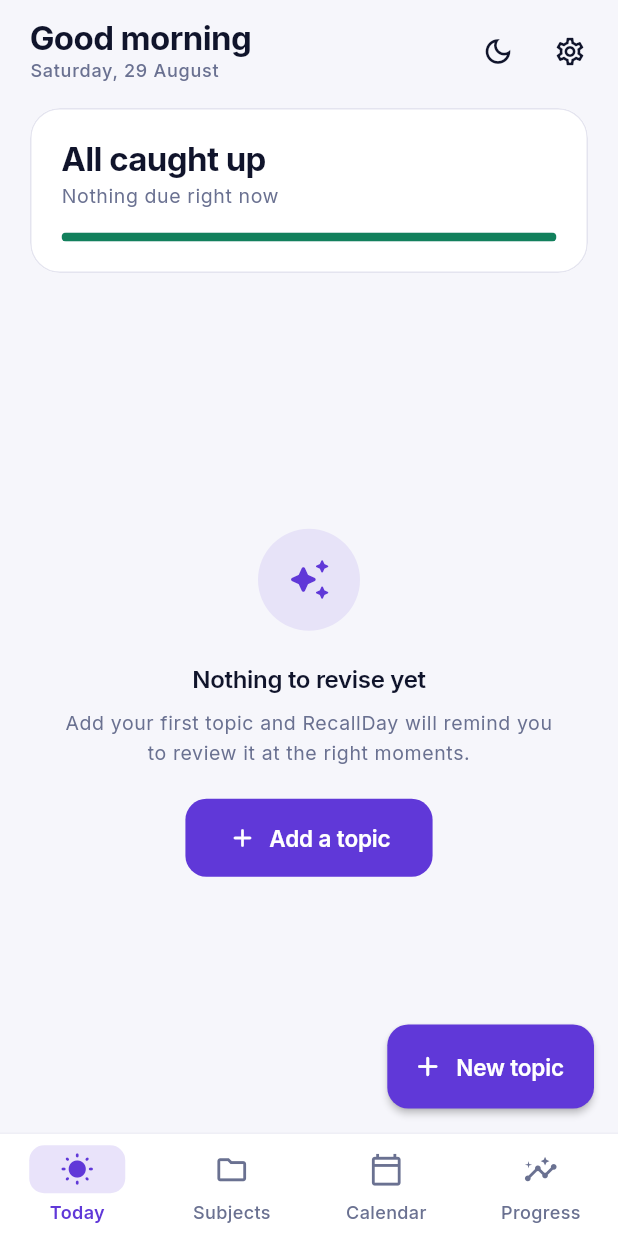
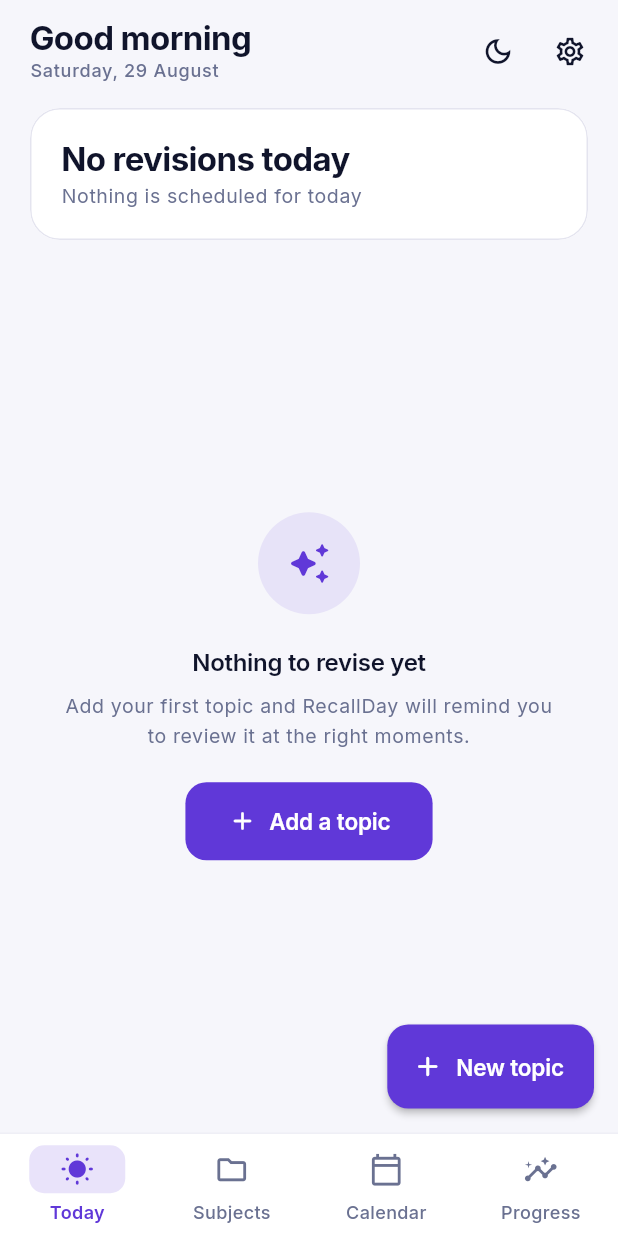
Before and after one commit to Ragul-personal/RecallDay, a Flutter app: the screen it shows after launch, on a phone screen of 412 x 824 dp. Run offline on Flutter 3.47's test engine with Material 3 defaults, Android fonts, the phone set to English and light mode, and no system bars; drawn by our look-alikes of flutter_animate; our stand-ins replace equatable, file_picker, fl_chart, flutter_local_notifications, flutter_markdown_plus, flutter_riverpod and 12 more; missing offline and left inert: workmanager; accounts and stored records are empty.

Commit message:
Fix Reset all data; three states on the Today card
Reset appeared to do nothing: Hive's Box.clear() empties the box without
emitting change events, so box.watch() never fired and every screen kept
rendering data that was already deleted until the app restarted. Now
deletes by key, which notifies watchers. It also removes attachment
files, which were left orphaned on disk, and rewrites the automatic
snapshot so the next launch doesn't offer to restore exactly what was
just deleted.

Today's header had two states where it needed three. With nothing
scheduled it claimed "All caught up", taking credit for a day that asked
nothing of the user. Now: "N to revise" when work remains, "All caught
up" only after something was actually completed, and "No revisions
today" otherwise — with the progress bar hidden in that last case, since
a full bar would read as an achievement too.

Co-Authored-By: Claude Sonnet 5 <noreply@anthropic.com>
Claude-Session: https://claude.ai/code/session_01PKExP6MsDmFrBjyKkKRsZc

```diff
--- a/lib/presentation/pages/today_page.dart
+++ b/lib/presentation/pages/today_page.dart
@@ -151,7 +151,11 @@ class _DayProgressCard extends StatelessWidget {
 
     final total = pending + doneToday;
     final progress = total == 0 ? 1.0 : doneToday / total;
-    final allDone = pending == 0;
+    // Three distinct states, not two. "All caught up" is a reward for having
+    // cleared something; saying it on a day with nothing scheduled claims
+    // credit the user didn't earn.
+    final nothingDue = pending == 0 && doneToday == 0;
+    final allDone = pending == 0 && doneToday > 0;
 
     final success = theme.brightness == Brightness.light
         ? StatusColors.successLight
@@ -170,15 +174,19 @@ class _DayProgressCard extends StatelessWidget {
                   crossAxisAlignment: CrossAxisAlignment.start,
                   children: [
                     Text(
-                      allDone ? 'All caught up' : '$pending to revise',
+                      nothingDue
+                          ? 'No revisions today'
+                          : allDone
+                              ? 'All caught up'
+                              : '$pending to revise',
                       style: tt.headlineSmall,
                     ),
                     const SizedBox(height: 2),
                     Text(
-                      allDone
-                          ? doneToday > 0
+                      nothingDue
+                          ? 'Nothing is scheduled for today'
+                          : allDone
                               ? '$doneToday reviewed today'
-                              : 'Nothing due right now'
                               : '$doneToday of $total done today',
                       style: tt.bodySmall,
                     ),
@@ -194,6 +202,9 @@ class _DayProgressCard extends StatelessWidget {
                 ),
             ],
           ),
+          // No bar on a day with nothing scheduled: a full progress bar there
+          // would read as an achievement the user didn't earn.
+          if (!nothingDue) ...[
             const SizedBox(height: AppSpacing.lg),
             ClipRRect(
               borderRadius: BorderRadius.circular(999),
@@ -211,6 +222,7 @@ class _DayProgressCard extends StatelessWidget {
                 ),
               ),
             ),
+          ],
         ],
       ),
     );
```
Also changed, not shown: lib/presentation/pages/settings_page.dart (+6 -8 lines), lib/presentation/providers/providers.dart (+27 -0 lines). Lines whose indentation alone changed are shown as unchanged.
